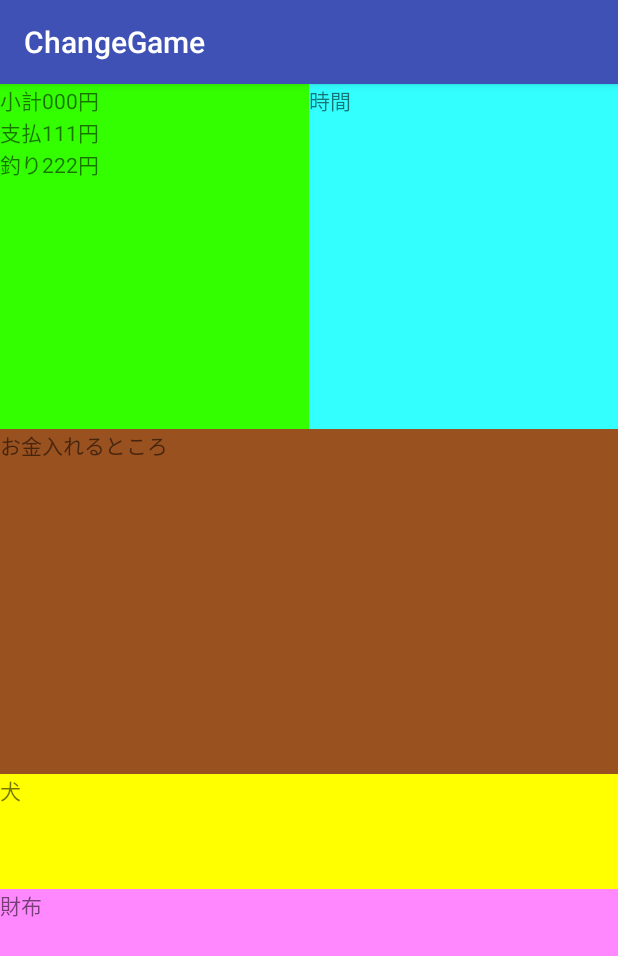
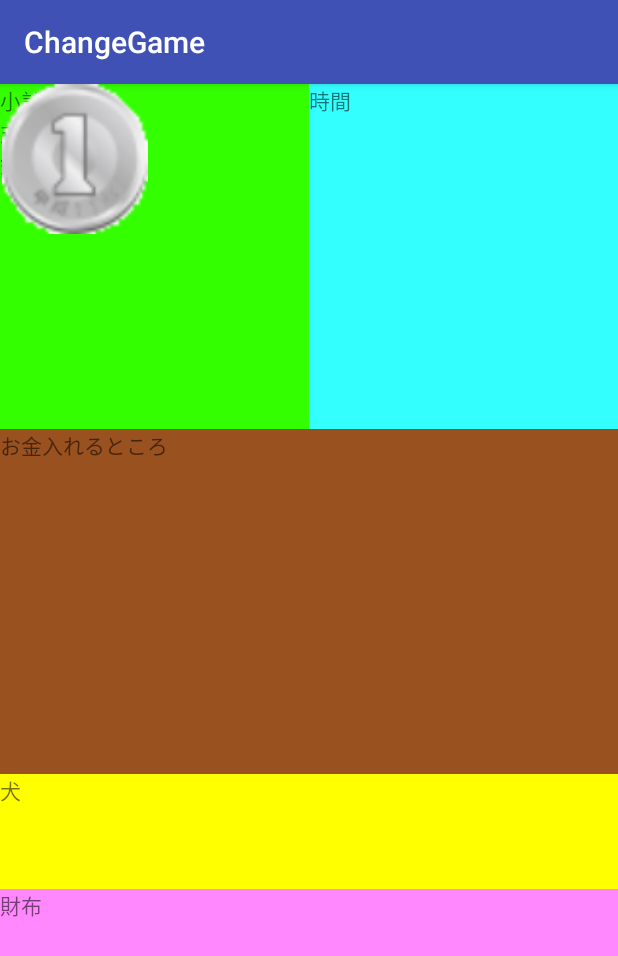
Before and after one commit to KIRIN3git/ChangeGame, an Android app: the screen it shows after launch (GameActivity), after a tap on "ゲーム開始", on a phone screen of 412 x 824 dp. Shown: the top 956 px of the screen. Run offline under Robolectric (Android 15) with nearby library versions, the light colour scheme and no system bars.

Commit message:
レイアウトを２つに変更

```diff
--- /dev/null
+++ b/app/src/main/java/com/example/shinji/changegame/CoinMng.java
@@ -0,0 +1,19 @@
+package com.example.shinji.changegame;
+
+/**
+ * Created by shinji on 2017/09/12.
+ */
+
+public class CoinMng {
+
+    // コイン種類
+    static String coinType[] = {"1yen","5yen","10yen","50yen","100yen","500yen","1000yen"};
+    // コインの枚数
+    static int coinCount[] = {4,1,4,1,4,1,1};
+    // コインの初期位置
+
+
+
+
+
+}
--- /dev/null
+++ b/app/src/main/java/com/example/shinji/changegame/CommonMng.java
@@ -0,0 +1,44 @@
+package com.example.shinji.changegame;
+
+import android.app.Activity;
+import android.graphics.Canvas;
+import android.graphics.Paint;
+import android.graphics.Point;
+import android.os.Build;
+import android.util.Log;
+import android.view.Display;
+
+import java.lang.reflect.Method;
+
+/**
+ * Created by shinji on 2017/06/15.
+ */
+
+public class CommonMng{
+
+	static String printText = "";
+	static float printX,printY;
+	static float mirrorX,mirrorY;
+
+    public static Point real = null;
+
+
+	public static float PxToDp(float px,float density){
+		float dp = px * density + 0.5f;
+
+		return dp;
+	}
+
+	// XY座標のパーセントをピクセルで返す
+	public static float[] PsToPx(float psx,float psy){
+		float ret[] = {0.0f,0.0f};
+
+        if( real == null ) return ret;
+
+        ret[0] = real.x * (psx / 100.0f);
+        ret[1] = real.y * (psy / 100.0f);
+
+		return ret;
+	}
+
+}
--- a/app/src/main/java/com/example/shinji/changegame/GameActivity.java
+++ b/app/src/main/java/com/example/shinji/changegame/GameActivity.java
@@ -2,6 +2,11 @@ package com.example.shinji.changegame;
 
 import android.os.Bundle;
 import android.support.v7.app.AppCompatActivity;
+import android.util.Log;
+import android.widget.FrameLayout;
+import android.widget.ImageView;
+import android.widget.LinearLayout;
+
 
 /**
  * Created by shinji on 2017/09/07.
@@ -14,5 +19,30 @@ public class GameActivity extends AppCompatActivity {
         super.onCreate(savedInstanceState);
         setContentView(R.layout.activity_game);
 
+
+
+        float xy[] = CommonMng.PsToPx(10,90);
+        Log.w( "DEBUG", "aaa x[] " + xy[0]);
+        Log.w( "DEBUG", "aaa y[] " + xy[1]);
+
+        // 表示したいレイアウト
+        LinearLayout layout = (LinearLayout)findViewById(R.id.over_layout);
+
+        // ImageViewオブジェクトの作成
+        ImageView imageView = new ImageView(this);
+
+        // 画像の設定
+        imageView.setImageResource(R.drawable.ichien);
+
+        // 画像のサイズの設定
+        LinearLayout.LayoutParams lp = new LinearLayout.LayoutParams(150,150);
+
+        // 表示座標の設定
+        //lp.leftMargin = (int)xy[0];
+        //lp.topMargin = (int)xy[1];
+
+        // 画像の追加
+        layout.addView(imageView,lp);
+
     }
 }
--- a/app/src/main/java/com/example/shinji/changegame/MainActivity.java
+++ b/app/src/main/java/com/example/shinji/changegame/MainActivity.java
@@ -14,15 +14,13 @@ import java.lang.reflect.Method;
 
 public class MainActivity extends AppCompatActivity {
 
-    public static Point real;
-
     @Override
     protected void onCreate(Bundle savedInstanceState) {
         super.onCreate(savedInstanceState);
         setContentView(R.layout.activity_main);
 
-        real = getRealSize();
-        Log.w("DEBUG_DATA", "getRealSize" + real.x + " " + real.y);
+        CommonMng.real = getRealSize();
+        Log.w("DEBUG_DATA", "getRealSize" + CommonMng.real.x + " " + CommonMng.real.y);
 
 
         Button btn = (Button) findViewById(R.id.game_start);
--- a/app/src/main/res/layout/activity_game.xml
+++ b/app/src/main/res/layout/activity_game.xml
@@ -1,11 +1,17 @@
 <?xml version="1.0" encoding="utf-8"?>
-<LinearLayout xmlns:android="http://schemas.android.com/apk/res/android"
+<FrameLayout xmlns:android="http://schemas.android.com/apk/res/android"
+    xmlns:app="http://schemas.android.com/apk/res-auto"
     xmlns:tools="http://schemas.android.com/tools"
-    android:id="@+id/activity_main"
+    android:id="@+id/activity_game"
     android:layout_width="match_parent"
     android:layout_height="match_parent"
-    android:orientation="vertical"
     tools:context="com.example.shinji.changegame.MainActivity">
+
+
+    <LinearLayout
+        android:layout_width="match_parent"
+        android:layout_height="match_parent"
+        android:orientation="vertical">
 
         <LinearLayout
             android:layout_width="match_parent"
@@ -140,5 +146,12 @@
                 android:text="財布" />
         </LinearLayout>
 
+    </LinearLayout>
 
+    <LinearLayout
+        android:id="@+id/over_layout"
+        android:layout_width="match_parent"
+        android:layout_height="match_parent"
+        android:orientation="vertical">
     </LinearLayout>
+</FrameLayout>
```
Also changed, not shown: app/src/main/res/drawable/ichien.gif (added). Lines whose indentation alone changed are shown as unchanged.
